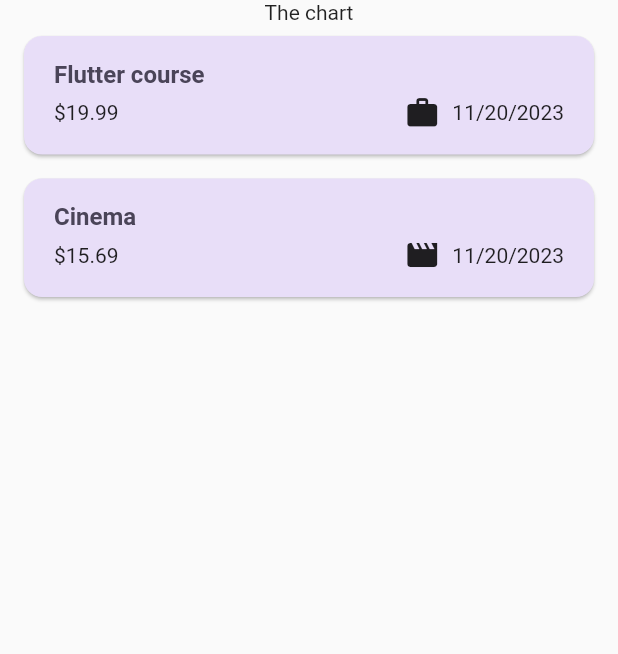
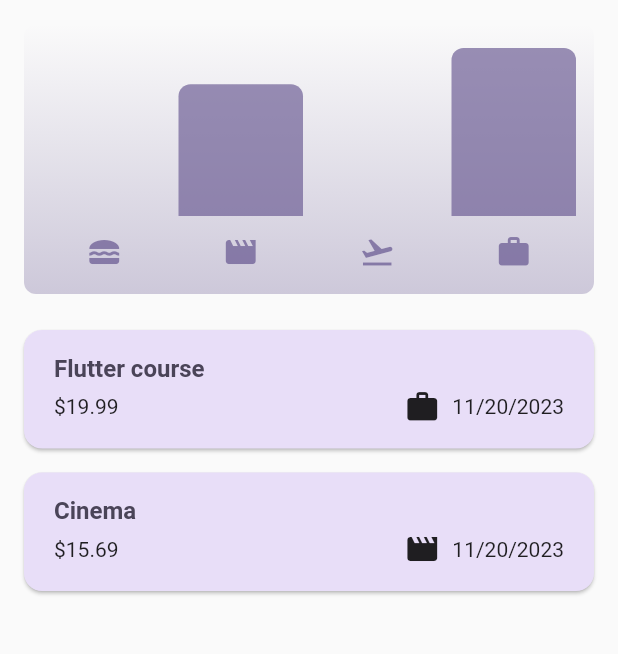
Before and after one commit to aliyeganehfard/expense_tracker, a Flutter app: the screen it shows after launch, on a phone screen of 412 x 824 dp, the part 84-738 px from its top. Run offline on Flutter 3.47's test engine with Material 2 defaults, Android fonts, the phone set to English and light mode, and no system bars; missing offline and left inert: dart:ffi.

Commit message:
add chart

```diff
--- a/lib/main.dart
+++ b/lib/main.dart
@@ -5,9 +5,31 @@ var kColorScheme = ColorScheme.fromSeed(
   seedColor: const Color.fromARGB(255, 96, 59, 181),
 );
 
+var kDarkColorScheme = ColorScheme.fromSeed(
+  brightness: Brightness.dark,
+  seedColor: const Color.fromARGB(255, 5, 99, 125),
+);
+
 void main() {
   runApp(
     MaterialApp(
+      darkTheme: ThemeData.dark().copyWith(
+        useMaterial3: true,
+        colorScheme: kDarkColorScheme,
+        cardTheme: const CardTheme().copyWith(
+          color: kDarkColorScheme.secondaryContainer,
+          margin: const EdgeInsets.symmetric(
+            horizontal: 16,
+            vertical: 8,
+          ),
+        ),
+        elevatedButtonTheme: ElevatedButtonThemeData(
+          style: ElevatedButton.styleFrom(
+            backgroundColor: kDarkColorScheme.primaryContainer,
+            foregroundColor: kDarkColorScheme.onPrimaryContainer,
+          ),
+        ),
+      ),
       theme: ThemeData().copyWith(
         useMaterial3: true,
         colorScheme: kColorScheme,
@@ -35,6 +57,7 @@ void main() {
               ),
             ),
       ),
+      // themeMode: ThemeMode.dark ,
       home: const Expenses(),
     ),
   );
--- a/lib/model/expose.dart
+++ b/lib/model/expose.dart
@@ -33,3 +33,28 @@ class Expense {
     return formatter.format(date);
   }
 }
+
+class ExpenseBucket {
+  const ExpenseBucket({
+    required this.category,
+    required this.expenses,
+  });
+
+  ExpenseBucket.forCategory(List<Expense> allExpenses, this.category)
+      : expenses = allExpenses
+            .where((expense) => expense.category == category)
+            .toList();
+
+  final Category category;
+  final List<Expense> expenses;
+
+  double get totalExpenses {
+    double sum = 0;
+
+    for (final expense in expenses) {
+      sum += expense.amount;
+    }
+
+    return sum;
+  }
+}
--- /dev/null
+++ b/lib/widgets/chart/chart.dart
@@ -0,0 +1,95 @@
+import 'package:flutter/cupertino.dart';
+
+import 'package:expense_tracker/model/expose.dart';
+import 'package:flutter/material.dart';
+
+import 'chart_bar.dart';
+
+class Chart extends StatelessWidget {
+  const Chart({super.key, required this.expenses});
+
+  final List<Expense> expenses;
+
+  List<ExpenseBucket> get buckets {
+    return [
+      ExpenseBucket.forCategory(expenses, Category.food),
+      ExpenseBucket.forCategory(expenses, Category.leisure),
+      ExpenseBucket.forCategory(expenses, Category.travel),
+      ExpenseBucket.forCategory(expenses, Category.work),
+    ];
+  }
+
+  double get maxTotalExpense {
+    double maxTotalExpense = 1;
+
+    for (final bucket in buckets) {
+      if (bucket.totalExpenses > maxTotalExpense) {
+        maxTotalExpense = bucket.totalExpenses;
+      }
+    }
+
+    return maxTotalExpense;
+  }
+
+  @override
+  Widget build(BuildContext context) {
+    final isDarkMode =
+        MediaQuery.of(context).platformBrightness == Brightness.dark;
+    return Container(
+      margin: const EdgeInsets.all(16),
+      padding: const EdgeInsets.symmetric(
+        vertical: 16,
+        horizontal: 8,
+      ),
+      width: double.infinity,
+      height: 180,
+      decoration: BoxDecoration(
+        borderRadius: BorderRadius.circular(8),
+        gradient: LinearGradient(
+          colors: [
+            Theme.of(context).colorScheme.primary.withOpacity(0.3),
+            Theme.of(context).colorScheme.primary.withOpacity(0.0),
+          ],
+          begin: Alignment.bottomCenter,
+          end: Alignment.topCenter,
+        ),
+      ),
+      child: Column(
+        children: [
+          Expanded(
+            child: Row(
+              crossAxisAlignment: CrossAxisAlignment.end,
+              children: [
+                for (final bucket in buckets)
+                  ChartBar(
+                    fill: bucket.totalExpenses / maxTotalExpense,
+                  ),
+              ],
+            ),
+          ),
+          const SizedBox(height: 12),
+          Row(
+            children: buckets
+                .map(
+                  (bucket) => Expanded(
+                    child: Padding(
+                      padding: const EdgeInsets.symmetric(horizontal: 4),
+                      child: Icon(
+                        categoryIcons[bucket.category],
+                        color: isDarkMode
+                            ? Theme.of(context).colorScheme.secondary
+                            : Theme.of(context)
+                                .colorScheme
+                                .primary
+                                .withOpacity(0.7),
+                      ),
+                    ),
+                  ),
+                )
+                .toList(),
+          ),
+        ],
+      ),
+    );
+  }
+}
--- /dev/null
+++ b/lib/widgets/chart/chart_bar.dart
@@ -0,0 +1,34 @@
+import 'package:flutter/material.dart';
+
+class ChartBar extends StatelessWidget {
+  const ChartBar({
+    super.key,
+    required this.fill,
+  });
+
+  final double fill;
+
+  @override
+  Widget build(BuildContext context) {
+    final isDarkMode =
+        MediaQuery.of(context).platformBrightness == Brightness.dark;
+    return Expanded(
+      child: Padding(
+        padding: const EdgeInsets.symmetric(horizontal: 4),
+        child: FractionallySizedBox(
+          heightFactor: fill,
+          child: DecoratedBox(
+            decoration: BoxDecoration(
+              shape: BoxShape.rectangle,
+              borderRadius:
+                  const BorderRadius.vertical(top: Radius.circular(8)),
+              color: isDarkMode
+                  ? Theme.of(context).colorScheme.secondary
+                  : Theme.of(context).colorScheme.primary.withOpacity(0.65),
+            ),
+          ),
+        ),
+      ),
+    );
+  }
+}
--- a/lib/widgets/expenses.dart
+++ b/lib/widgets/expenses.dart
@@ -1,3 +1,4 @@
+import 'package:expense_tracker/widgets/chart/chart.dart';
 import 'package:expense_tracker/widgets/expenses_list/expenses_list.dart';
 import 'package:expense_tracker/widgets/new_expense.dart';
 import 'package:flutter/material.dart';
@@ -87,7 +88,7 @@ class _ExpensesState extends State<Expenses> {
       ),
       body: Column(
         children: [
-          const Text('The chart'),
+          Chart(expenses: _registeredExpenses),
           Expanded(
             child: mainContent,
           ),
```
